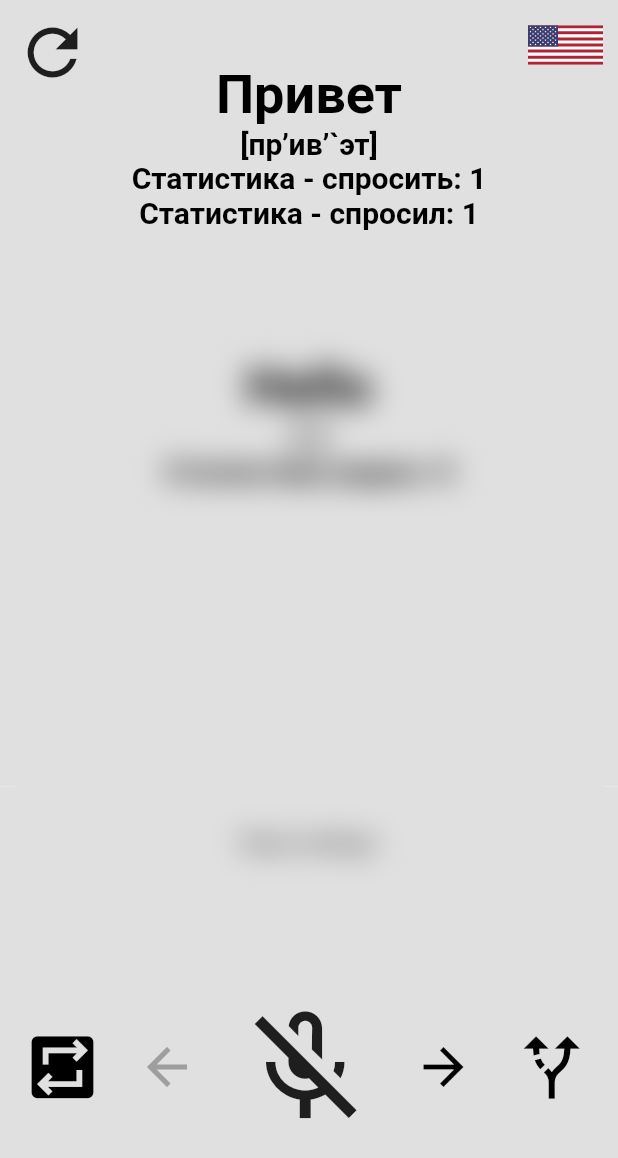
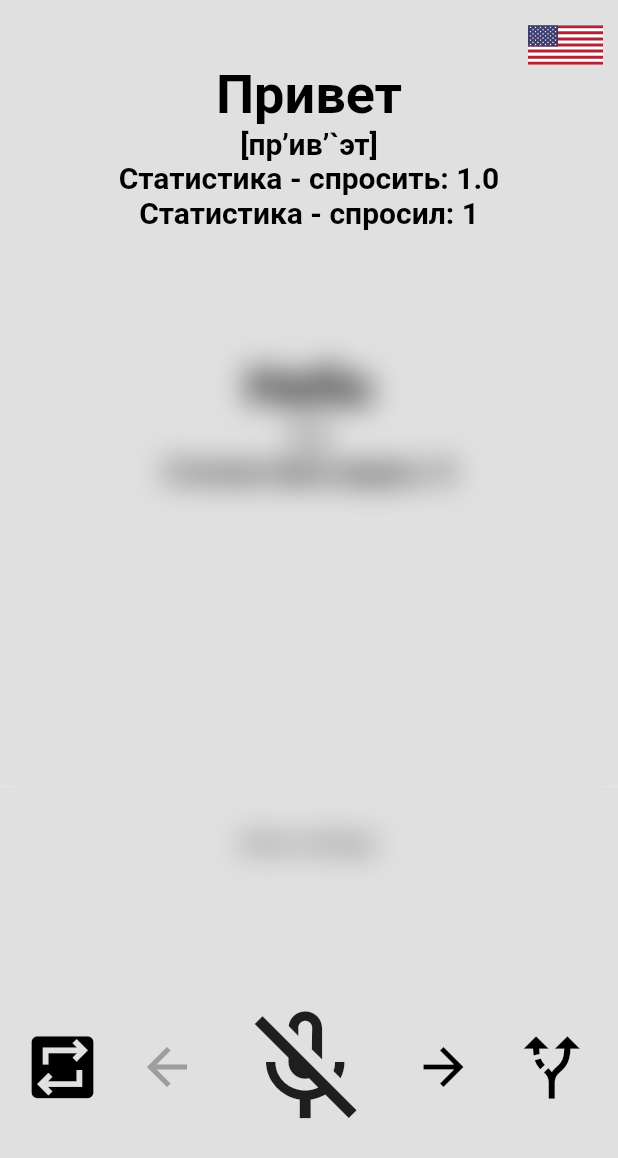
Before and after one commit to AleXWitE/encho, a Flutter app: the SpeakingScreen widget shown alone on an empty page, opened directly, item 2 of the bottom bar chosen, after a tap on "Reset settings", on a phone screen of 412 x 824 dp. Shown: the top 1158 px of the screen. Run offline on Flutter 3.47's test engine with Material 2 defaults, Android fonts, the phone set to English and light mode, and no system bars; our stand-ins replace flutter_svg, flutter_tts, shared_preferences, speech_to_text; accounts and stored records are empty.

Commit message:
add provider and some bugs fix

```diff
--- /dev/null
+++ b/lib/commons/models/provider_model.dart
@@ -0,0 +1,40 @@
+import 'package:flutter/material.dart';
+
+class ProviderModel extends ChangeNotifier {
+  String correctLang = "en";
+  double pitch = 1.0;
+  double rate = 0.5;
+  double countRepeat = 1.0;
+  double delayRepeat = 3.0;
+  double delayBetweenWords = 3.0;
+
+  void changeLang(String _input){
+    correctLang = _input;
+    notifyListeners();
+  }
+
+  void changePitch(double _input){
+    pitch = _input;
+    notifyListeners();
+  }
+
+  void changeRate(double _input){
+    rate = _input;
+    notifyListeners();
+  }
+
+  void changeCountRepeat(double _input){
+    countRepeat = _input;
+    notifyListeners();
+  }
+
+  void changeDelayRepeat(double _input){
+    delayRepeat = _input;
+    notifyListeners();
+  }
+
+  void changeBetweenWords(double _input){
+    delayBetweenWords = _input;
+    notifyListeners();
+  }
+}
--- a/lib/commons/screens/speaking_screen.dart
+++ b/lib/commons/screens/speaking_screen.dart
@@ -1,10 +1,12 @@
 import 'dart:math';
 import 'dart:ui';
 
+import 'package:encho/commons/models/provider_model.dart';
 import 'package:encho/commons/models/words_model.dart';
 import 'package:encho/commons/widgets/custom_snackbar.dart';
 import 'package:flutter/material.dart';
 import 'package:flutter_tts/flutter_tts.dart';
+import 'package:provider/provider.dart';
 import 'package:shared_preferences/shared_preferences.dart';
 import 'package:speech_to_text/speech_recognition_result.dart';
 import 'package:speech_to_text/speech_to_text.dart';
@@ -21,6 +23,8 @@ class _SpeakingScreenState extends State<SpeakingScreen> {
   Future<SharedPreferences> _prefs = SharedPreferences.getInstance();
   SharedPreferences prefs;
 
+  ProviderModel _provModel = ProviderModel();
+
   SpeechToText _speechToText = SpeechToText();
   bool _speechEnabled = false;
   bool cutRecord = true;
@@ -34,7 +38,7 @@ class _SpeakingScreenState extends State<SpeakingScreen> {
 
   bool _speakerStatus = false;
   bool _randomPlay = false;
-  int repeatCircle = 0;
+  int repeatCircle = 2;
   int countRepeat;
   int delayRepeat;
   String language;
@@ -144,6 +148,18 @@ class _SpeakingScreenState extends State<SpeakingScreen> {
     _getRepeatAndRandom();
   }
 
+  void didChangeDependences() {
+    super.didChangeDependencies();
+    setState(() {
+      pitch = _provModel.pitch;
+      rate = _provModel.rate;
+      countRepeat = _provModel.countRepeat.toInt();
+      delayRepeat = _provModel.delayRepeat.toInt();
+      // delayBetweenWords = _provModel.delayBetweenWords.toInt();
+      language = _provModel.correctLang;
+    });
+  }
+
   void dispose() {
     super.dispose();
     _savePrefs();
@@ -238,17 +254,10 @@ class _SpeakingScreenState extends State<SpeakingScreen> {
     await prefs.setInt("COUNT_REPEAT", countRepeat);
     await prefs.setInt("DELAY_REPEAT", delayRepeat);
     await prefs.setString("CORRECT_LANGUAGE", language);
+
   }
 
-  _resetButton() {
-    return MaterialButton(
-      child: Text(
-        "Reset settings",
-        style: TextStyle(),
-      ),
-      onPressed: () => _resetPrefs(),
-    );
-  }
+
 
   _blurEffect() {
     return Positioned(
@@ -279,6 +288,31 @@ class _SpeakingScreenState extends State<SpeakingScreen> {
 
   @override
   Widget build(BuildContext context) {
+    final _provider = Provider.of<ProviderModel>(context);
+    final _provLang = _provider.correctLang;
+    final _provPitch = _provider.pitch;
+    final _provRate = _provider.rate;
+    final _provCountRepeat = _provider.countRepeat;
+    final _provDelayRepeat = _provider.delayRepeat;
+    final _provDelayBetweenWords = _provider.delayBetweenWords;
+
+    _resetButton() {
+      return MaterialButton(
+        child: Text(
+          "Reset settings",
+          style: TextStyle(),
+        ),
+        onPressed: () {
+          _resetPrefs();
+          _provider.changeLang("en");
+          _provider.changePitch(1.0);
+          _provider.changeRate(0.5);
+          _provider.changeCountRepeat(1);
+          _provider.changeDelayRepeat(3);
+        },
+      );
+    }
+
     Future<Null> _timer() async {
       if (_timerSec > 5) setState(() => _timerSec = 5);
 
@@ -335,7 +369,7 @@ class _SpeakingScreenState extends State<SpeakingScreen> {
         RichText(
           textAlign: TextAlign.center,
           text: TextSpan(
-            text: language == "ru"
+            text: _provLang == "ru"
                 ? "\n${wordList[id].enWord}\n"
                 : "\n${wordList[id].ruWord}\n",
             style: TextStyle(
@@ -343,16 +377,16 @@ class _SpeakingScreenState extends State<SpeakingScreen> {
                 fontWeight: FontWeight.bold,
                 color: Colors.black),
             children: [
-              language == "ru" ? _textSpanEnTrans() : _textSpanRuTrans(),
+              _provLang == "ru" ? _textSpanEnTrans() : _textSpanRuTrans(),
               TextSpan(
-                  text: "Статистика - спросить: $countRepeat\n",
+                  text: "Статистика - спросить: $_provCountRepeat\n",
                   style: TextStyle(fontSize: 20.0)),
               TextSpan(
                   text: "Статистика - спросил: $_i\n",
                   style: TextStyle(fontSize: 20.0)),
               TextSpan(text: "\n\n"),
               TextSpan(
-                text: language == "ru"
+                text: _provLang == "ru"
                     ? "${wordList[id].ruWord}\n"
                     : "${wordList[id].enWord}\n",
                 style: TextStyle(
@@ -432,17 +466,6 @@ class _SpeakingScreenState extends State<SpeakingScreen> {
           onPressed: id == wordList.length - 1 && repeatCircle == 0
               ? null
               : () => _nextWord(),
-              // : () {
-              //     if (id == wordList.length - 1 && repeatCircle == 1)
-              //       setState(() {
-              //         id = 0;
-              //         repeatCircle = 0;
-              //       });
-              //     if (id == wordList.length - 1 && repeatCircle == 2)
-              //       setState(() => id = 0);
-              //     if (_randomPlay) _randomNextWord();
-              //     if (id != wordList.length - 1) setState(() => id++);
-              //   },
           iconSize: 40.0,
           icon: Icon(
             Icons.arrow_forward,
@@ -464,8 +487,6 @@ class _SpeakingScreenState extends State<SpeakingScreen> {
     );
 
     return Stack(alignment: Alignment.center,
-        // fit: StackFit.expand,
-        // overflow: Overflow.visible,
         children: [
           Column(
             children: [
@@ -499,38 +520,23 @@ class _SpeakingScreenState extends State<SpeakingScreen> {
                   )),
             ],
           ),
-          Positioned(
-            top:10.0,
-            left: 10.0,
-            child: GestureDetector(
-              onTap: () async {
-                await _getPrefs();
-                // print('tap');
-              },
-              child: Container(
-                height: 50.0,
-                width: 50.0,
-                child: Icon(Icons.refresh, size: 50.0,),
-              ),
-            ),
-          ),
+
           Positioned(
             top:10.0,
             right: 10.0,
             child: GestureDetector(
               onTap: () async {
-                if (language == "ru")
-                  setState(() => language = "en");
+                if (_provLang == "ru")
+                  setState(() => _provider.changeLang("en"));
                 else
-                  setState(() => language = "ru");
+                  setState(() => _provider.changeLang("ru"));
                 await _savePrefs();
-                await _getPrefs();
                 // print('tap');
               },
               child: Container(
                 height: 40.0,
                 width: 50.0,
-                child: SvgPicture.asset(language == "ru"
+                child: SvgPicture.asset(_provLang == "ru"
                     ? "assets/icons/russia_icon.svg"
                     : "assets/icons/english_icon.svg"),
               ),
@@ -543,8 +549,8 @@ class _SpeakingScreenState extends State<SpeakingScreen> {
               : ClipOval(
                   child: Container(
                     alignment: Alignment.center,
-                    width: 200.0,
-                    height: 300.0,
+                    width: MediaQuery.of(context).size.width / 1.5,
+                    height: MediaQuery.of(context).size.width / 1.5,
                     decoration: BoxDecoration(
                         gradient: RadialGradient(
                       colors: [
--- a/pubspec.yaml
+++ b/pubspec.yaml
@@ -23,6 +23,7 @@ environment:
 dependencies:
   flutter:
     sdk: flutter
+  provider: ^6.0.1
 
 
   # The following adds the Cupertino Icons font to your application.
```
Also changed, not shown: lib/commons/screens/listening_screen.dart (+46 -30 lines), lib/commons/screens/settings_page.dart (+33 -24 lines), lib/main.dart (+6 -1 lines), pubspec.lock.
